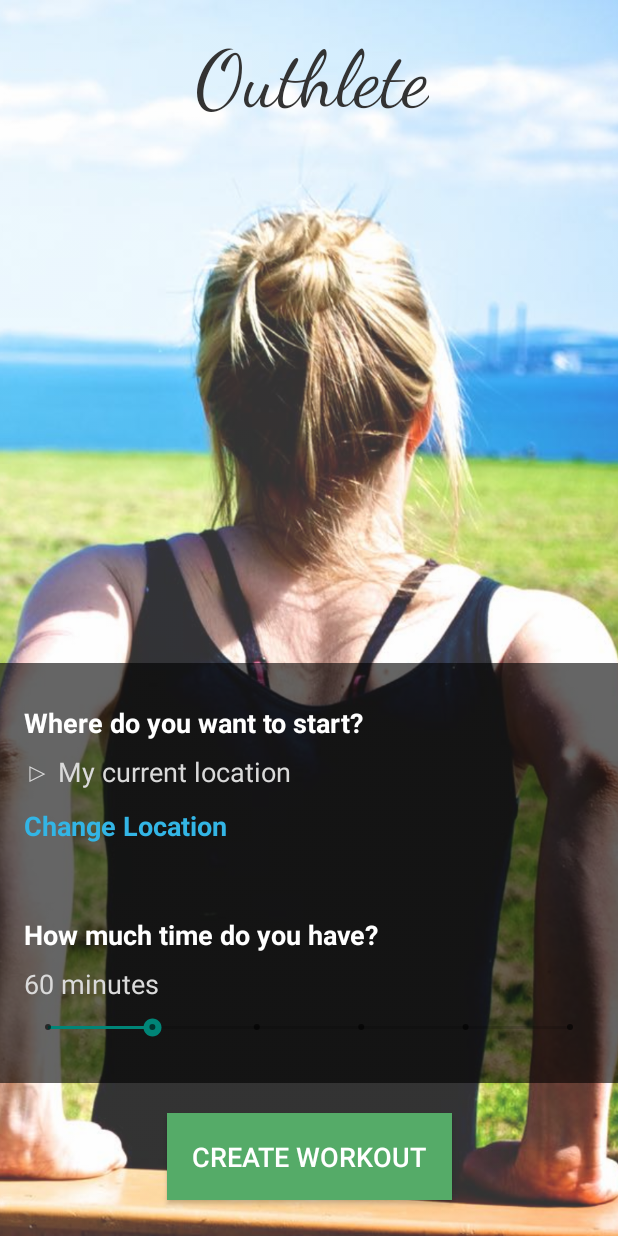
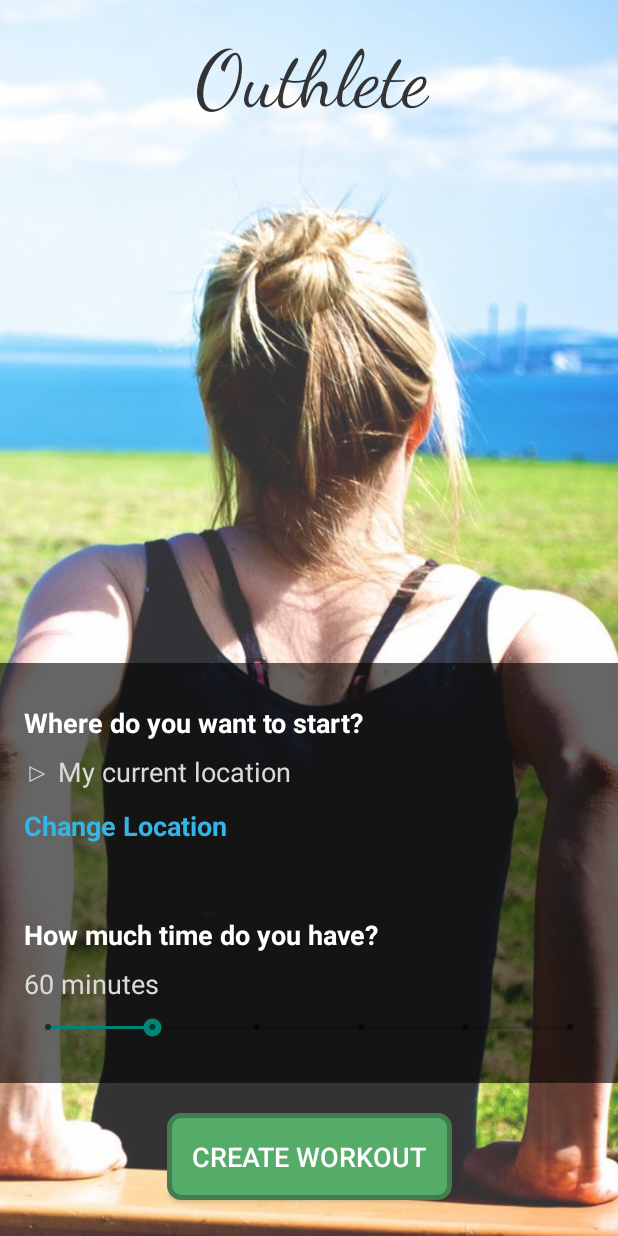
Before and after one commit to albertogoffi/hackthlete, an Android app: the screen it shows after launch (ConfigureWorkoutActivity), after a tap on "CREATE WORKOUT", on a phone screen of 412 x 824 dp. Run offline under Robolectric (Android 15) with nearby library versions, the phone set to English and light mode, and no system bars.

Commit message:
stylistic fixes, new style for buttons and vibration on first button click

```diff
--- a/app/src/main/AndroidManifest.xml
+++ b/app/src/main/AndroidManifest.xml
@@ -8,6 +8,7 @@
          location permissions for the 'MyLocation' functionality.
     -->
     <uses-permission android:name="android.permission.ACCESS_FINE_LOCATION" />
+    <uses-permission android:name="android.permission.VIBRATE" />
 
     <application
         android:allowBackup="true"
--- a/app/src/main/java/com/outhlete/outhlete/ConfigureWorkoutActivity.kt
+++ b/app/src/main/java/com/outhlete/outhlete/ConfigureWorkoutActivity.kt
@@ -1,6 +1,7 @@
 package com.outhlete.outhlete
 
 import android.Manifest
+import android.content.Context
 import android.content.Intent
 import android.content.pm.PackageManager
 import android.os.Bundle
@@ -12,6 +13,10 @@ import com.google.android.gms.location.LocationServices
 import com.google.android.gms.location.places.ui.PlacePicker
 import com.google.android.gms.maps.model.LatLng
 import kotlinx.android.synthetic.main.activity_configure_workout.*
+import android.content.Context.VIBRATOR_SERVICE
+import android.os.Vibrator
+
+
 
 class ConfigureWorkoutActivity : AppCompatActivity() {
 
@@ -56,6 +61,9 @@ class ConfigureWorkoutActivity : AppCompatActivity() {
     }
 
     fun createWorkout(view: View) {
+        val vibe = getSystemService(Context.VIBRATOR_SERVICE) as Vibrator
+        vibe.vibrate(100)
+
         if (startEndPosition == null) {
             val locationProvider = LocationServices.getFusedLocationProviderClient(this)
 
--- /dev/null
+++ b/app/src/main/res/drawable/rounded_button.xml
@@ -0,0 +1,11 @@
+<?xml version="1.0" encoding="utf-8"?>
+<shape xmlns:android="http://schemas.android.com/apk/res/android"
+    android:shape="rectangle">
+
+    <solid android:color="#55AB68" />
+    <corners android:bottomRightRadius="8dp"
+        android:bottomLeftRadius="8dp"
+        android:topRightRadius="8dp"
+        android:topLeftRadius="8dp"/>
+    <stroke android:width="5px" android:color="#427c4f" />
+</shape>
--- a/app/src/main/res/layout/activity_configure_workout.xml
+++ b/app/src/main/res/layout/activity_configure_workout.xml
@@ -149,7 +149,7 @@
         android:layout_marginBottom="24dp"
         android:layout_marginEnd="8dp"
         android:layout_marginStart="8dp"
-        android:background="#55AB68"
+        android:background="@drawable/rounded_button"
         android:onClick="createWorkout"
         android:padding="25px"
         android:text="Create Workout"
--- a/app/src/main/res/layout/activity_workout_overview.xml
+++ b/app/src/main/res/layout/activity_workout_overview.xml
@@ -13,7 +13,7 @@
         android:layout_height="wrap_content"
         android:layout_marginBottom="24dp"
         android:layout_gravity="center|bottom"
-        android:background="#55AB68"
+        android:background="@drawable/rounded_button"
         android:padding="25px"
         android:text="Start Workout"
         android:textColor="@android:color/white"
```
